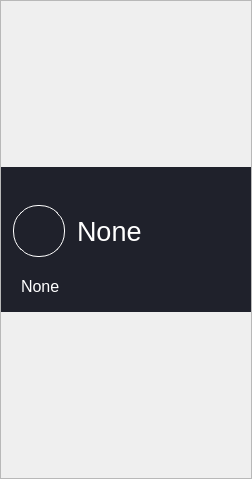
This is Client/source/feint/pane/menu/feintmenu.ui in feint123/Emoji as Qt 5 draws it before an edit. The edited form follows.
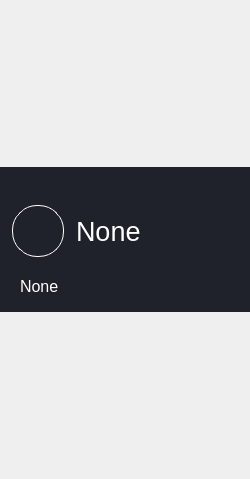
This is the edited form. Icons and pictures are not drawn.

```diff
--- a/Client/source/feint/pane/menu/feintmenu.ui
+++ b/Client/source/feint/pane/menu/feintmenu.ui
@@ -6,7 +6,7 @@
    <rect>
     <x>0</x>
     <y>0</y>
-    <width>252</width>
+    <width>250</width>
     <height>479</height>
    </rect>
   </property>
@@ -52,12 +52,18 @@
        <height>0</height>
       </size>
      </property>
+     <property name="styleSheet">
+      <string notr="true">#basic{border:none;}</string>
+     </property>
      <property name="frameShape">
       <enum>QFrame::StyledPanel</enum>
      </property>
      <property name="frameShadow">
       <enum>QFrame::Raised</enum>
      </property>
+     <property name="lineWidth">
+      <number>1</number>
+     </property>
      <layout class="QVBoxLayout" name="verticalLayout_2">
       <property name="spacing">
        <number>0</number>
```
